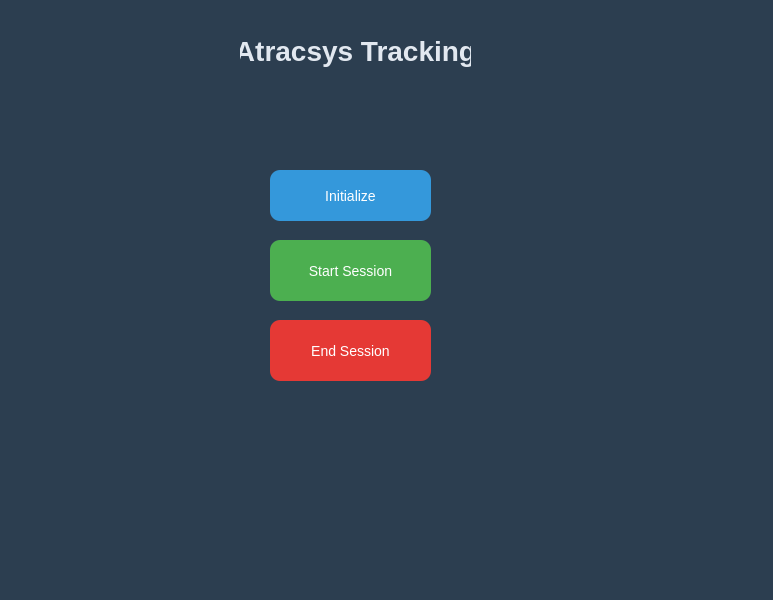
Old version of the form mainwindow.ui in the repository sabarim-arch/qt-atracsys-project.
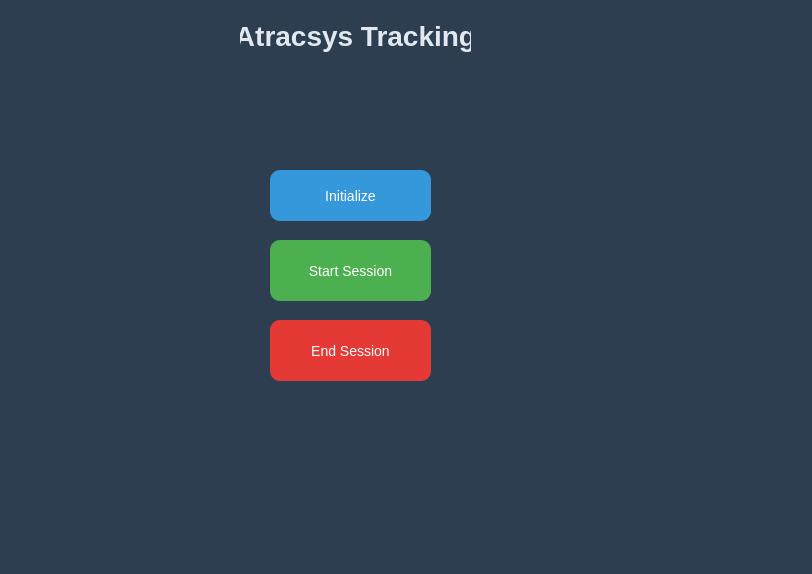
New version of the form.

Commit message: Responsive layout

Diff of the .ui file:
```diff
--- a/mainwindow.ui
+++ b/mainwindow.ui
@@ -6,8 +6,8 @@
    <rect>
     <x>0</x>
     <y>0</y>
-    <width>773</width>
-    <height>600</height>
+    <width>812</width>
+    <height>574</height>
    </rect>
   </property>
   <property name="windowTitle">
@@ -77,9 +77,9 @@
     <property name="geometry">
      <rect>
       <x>240</x>
-      <y>30</y>
+      <y>0</y>
       <width>231</width>
-      <height>41</height>
+      <height>71</height>
      </rect>
     </property>
     <property name="styleSheet">
```
Left out of the diff: 17 changed lines with no effect on the pictures. The commit also changes 2 other files.
